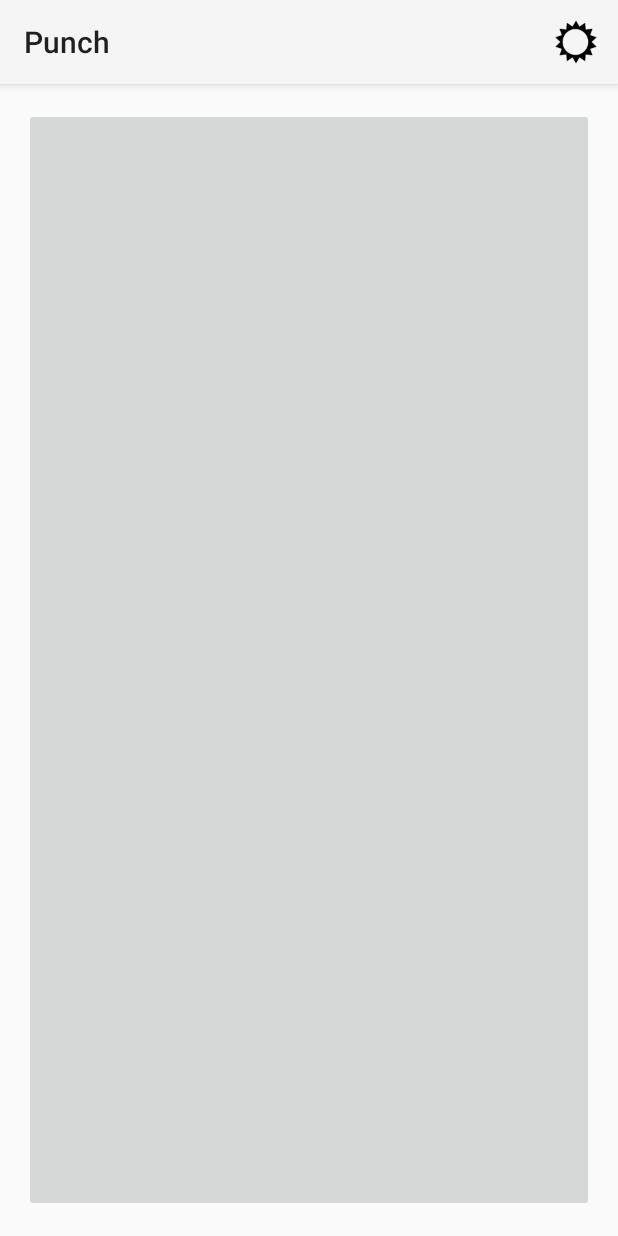
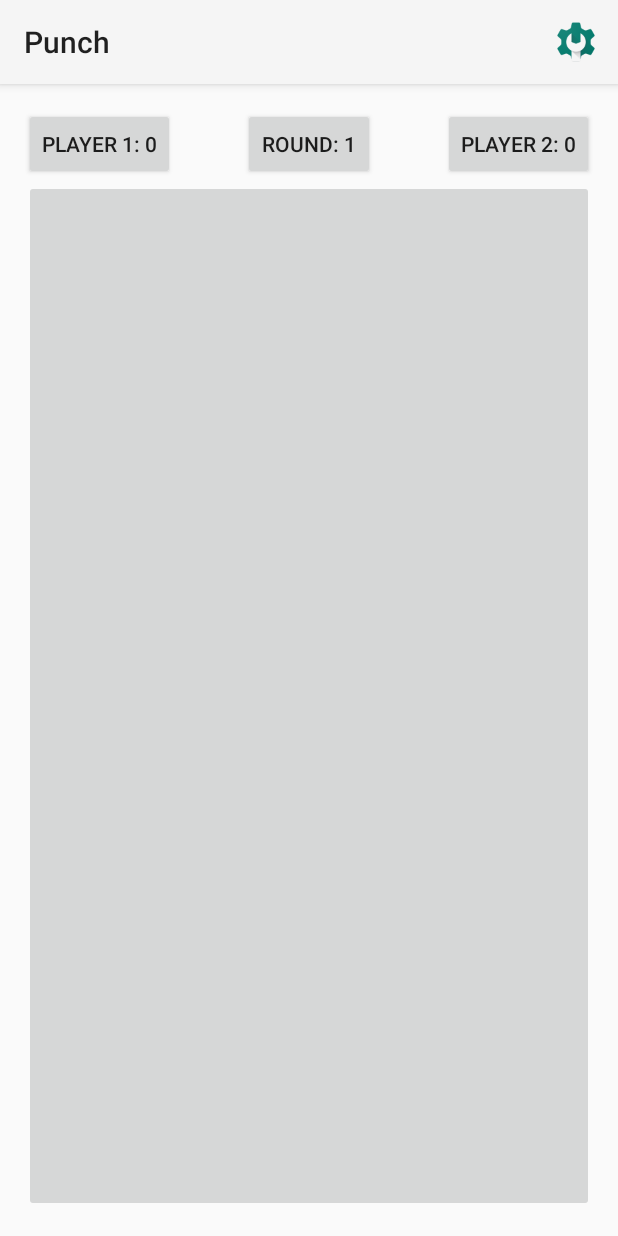
Before and after one commit to ganesh3s3/Punch, an Android app: the screen it shows after launch (MainActivity), on a phone screen of 412 x 824 dp. Run offline under Robolectric (Android 15) with nearby library versions, the phone set to English and light mode, and no system bars.

Commit message:
2 player support with revised scoring and reset scores setting

```diff
--- a/app/src/main/java/com/ecksday/punch/MainActivity.java
+++ b/app/src/main/java/com/ecksday/punch/MainActivity.java
@@ -4,6 +4,7 @@ import android.content.Context;
 import android.content.Intent;
 import android.content.SharedPreferences;
 import android.os.Vibrator;
+import android.preference.Preference;
 import android.preference.PreferenceManager;
 import android.support.v7.app.AppCompatActivity;
 import android.os.Bundle;
@@ -12,12 +13,15 @@ import android.view.MenuItem;
 import android.view.View;
 import android.view.animation.AlphaAnimation;
 import android.view.animation.Animation;
+import android.widget.Button;
 import android.widget.ImageButton;
 import android.widget.TextView;
 import java.security.SecureRandom;
 
 public class MainActivity extends AppCompatActivity {
+
     Vibrator vibrator;
+    public static int p1score=0,p2score=0,p1hs,p2hs,roundno=1,p1streak=0,p2streak=0;
 
 
     @Override
@@ -28,13 +32,10 @@ public class MainActivity extends AppCompatActivity {
 
     @Override
     public boolean onOptionsItemSelected(MenuItem item) {
-        // Handle action bar item clicks here. The action bar will
-        // automatically handle clicks on the Home/Up button, so long
-        // as you specify a parent activity in AndroidManifest.xml.
         int id = item.getItemId();
 
-        //noinspection SimplifiableIfStatement
         if (id == R.id.action_settings) {
+
             Intent intent = new Intent(MainActivity.this,Settings_Activity.class);
             startActivity(intent);
             return true;
@@ -51,16 +52,23 @@ public class MainActivity extends AppCompatActivity {
         setContentView(R.layout.activity_main);
 
 
+        final SharedPreferences settings = PreferenceManager.getDefaultSharedPreferences(this);
 
-        final SharedPreferences settings = PreferenceManager.getDefaultSharedPreferences(this);
+        final Button P1Button = (Button) findViewById(R.id.button);
+        final Button P2Button = (Button) findViewById(R.id.button2);
+        final Button RoundButton = (Button) findViewById(R.id.button3);
 
         final ImageButton Img = (ImageButton) findViewById(R.id.imageButton);
         final TextView ClickHere = (TextView) findViewById(R.id.textView);
+        P1Button.setText("Player 1: "+p1score);
+        P2Button.setText("Player 2: " + p2score);
+        RoundButton.setText("Round: " + roundno);
 
         final Animation fadeOut = new AlphaAnimation(1,0);
         fadeOut.setStartOffset(1000);
         fadeOut.setDuration(1000);
         Img.setAnimation(fadeOut);
+
 
         fadeOut.setAnimationListener(new Animation.AnimationListener() {
             @Override
@@ -83,21 +91,46 @@ public class MainActivity extends AppCompatActivity {
         });
 
 
+
         Img.setOnClickListener(new View.OnClickListener() {
                                    @Override
                                    public void onClick(View v) {
                                        SecureRandom r = new SecureRandom();
                                        int i = r.nextInt(2);
                                        if (i == 0) {
+                                           if(roundno%2==1) {
+                                               p1streak++;
+                                               p1score+=p1streak;
+                                               P1Button.setText("Player 1: "+p1score);
+                                           }
+                                           else {
+                                               p2streak++;
+                                               p2score+=p2streak;
+                                               P2Button.setText("Player 2: "+p2score);
+                                           }
                                            Img.setImageResource(R.drawable.thumbsup);
                                            Img.startAnimation(fadeOut);
+                                           roundno++;
+                                           RoundButton.setText("Round: "+roundno);
                                        } else {
+                                           if(roundno%2==1) {
+                                               p1score--;
+                                               p1streak=0;
+                                               P1Button.setText("Player 1: "+p1score);
+                                           }
+                                           else {
+                                               p2streak=0;
+                                               p2score--;
+                                               P2Button.setText("Player 2: "+p2score);
+                                           }
                                            Boolean vib_switch = settings.getBoolean("switch_vib",true);
                                            if(vib_switch){
-                                                vibrator.vibrate(1000);
+                                               vibrator.vibrate(1000);
                                            }
                                            Img.setImageResource(R.drawable.punch);
                                            Img.startAnimation(fadeOut);
+                                           roundno++;
+                                           RoundButton.setText("Round: "+roundno);
                                        }
                                    }
                                }
--- a/app/src/main/res/layout/activity_main.xml
+++ b/app/src/main/res/layout/activity_main.xml
@@ -16,15 +16,39 @@
         android:adjustViewBounds="true"
         android:scaleType="fitCenter"
         android:layout_alignEnd="@+id/textView"
-        android:layout_alignParentTop="true" />
+        android:layout_alignParentBottom="true"
+        android:layout_below="@+id/button" />
 
     <TextView
         android:layout_width="fill_parent"
         android:layout_height="wrap_content"
         android:text="@string/ClickHere"
         android:id="@+id/textView"
+        android:textAlignment="center"
+        android:textSize="30sp"
+        android:layout_alignParentBottom="true"
         android:layout_alignParentEnd="true"
-        android:layout_centerInParent="true"
-        android:textAlignment="center"
-        android:textSize="30sp" />
+        android:layout_marginBottom="190dp" />
+
+    <Button
+        android:layout_width="wrap_content"
+        android:layout_height="wrap_content"
+        android:id="@+id/button"
+        android:layout_alignParentTop="true"
+        android:layout_alignParentStart="true" />
+
+    <Button
+        android:layout_width="wrap_content"
+        android:layout_height="wrap_content"
+        android:id="@+id/button2"
+        android:layout_alignTop="@+id/button"
+        android:layout_alignParentEnd="true" />
+
+    <Button
+        android:layout_width="wrap_content"
+        android:layout_height="wrap_content"
+        android:id="@+id/button3"
+        android:layout_above="@+id/imageButton"
+        android:layout_centerHorizontal="true" />
+
 </RelativeLayout>
```
Also changed, not shown: app/src/main/java/com/ecksday/punch/Settings_Activity.java (+12 -2 lines), app/src/main/res/layout/pref_reset_button.xml (added, +10 -0 lines), app/src/main/res/xml/pref_settings.xml (+15 -5 lines), app/src/main/ic_settings-web.png, app/src/main/res/mipmap-hdpi/ic_settings.png, app/src/main/res/mipmap-mdpi/ic_settings.png, app/src/main/res/mipmap-xhdpi/ic_settings.png, app/src/main/res/mipmap-xxhdpi/ic_settings.png, app/src/main/res/mipmap-xxxhdpi/ic_settings.png, 1 other file.
